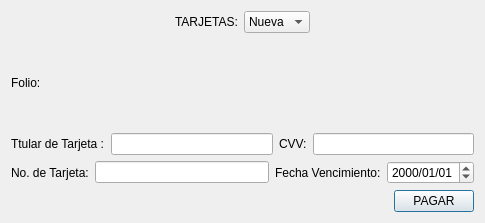
Qt form pagointervenciones.ui (Laloses/Hospital) before a commit.
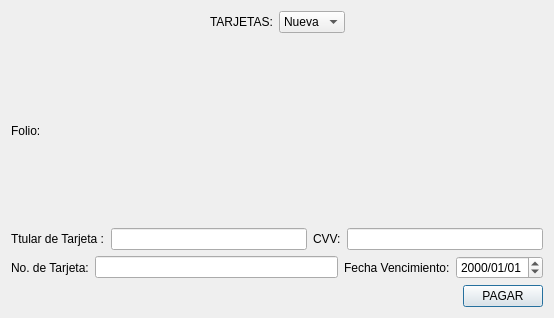
The same form after that commit.

The edit to the form file:
```diff
--- a/pagointervenciones.ui
+++ b/pagointervenciones.ui
@@ -6,15 +6,15 @@
    <rect>
     <x>0</x>
     <y>0</y>
-    <width>485</width>
-    <height>223</height>
+    <width>554</width>
+    <height>318</height>
    </rect>
   </property>
   <property name="windowTitle">
    <string>Dialog</string>
   </property>
-  <layout class="QGridLayout" name="gridLayout_6">
-   <item row="0" column="0">
+  <layout class="QVBoxLayout" name="verticalLayout">
+   <item>
     <layout class="QGridLayout" name="gridLayout">
      <item row="0" column="1">
       <widget class="QLabel" name="label">
@@ -60,31 +60,7 @@
      </item>
     </layout>
    </item>
-   <item row="2" column="0">
-    <layout class="QHBoxLayout" name="horizontalLayout">
-     <item>
-      <spacer name="horizontalSpacer_3">
-       <property name="orientation">
-        <enum>Qt::Horizontal</enum>
-       </property>
-       <property name="sizeHint" stdset="0">
-        <size>
-         <width>40</width>
-         <height>20</height>
-        </size>
-       </property>
-      </spacer>
-     </item>
-     <item>
-      <widget class="QPushButton" name="pushButton_PI">
-       <property name="text">
-        <string>PAGAR</string>
-       </property>
-      </widget>
-     </item>
-    </layout>
-   </item>
-   <item row="1" column="0">
+   <item>
     <layout class="QGridLayout" name="gridLayout_5">
      <item row="0" column="0">
       <layout class="QGridLayout" name="gridLayout_2">
@@ -170,6 +146,30 @@
      </item>
     </layout>
    </item>
+   <item>
+    <layout class="QHBoxLayout" name="horizontalLayout">
+     <item>
+      <spacer name="horizontalSpacer_3">
+       <property name="orientation">
+        <enum>Qt::Horizontal</enum>
+       </property>
+       <property name="sizeHint" stdset="0">
+        <size>
+         <width>40</width>
+         <height>20</height>
+        </size>
+       </property>
+      </spacer>
+     </item>
+     <item>
+      <widget class="QPushButton" name="pushButton_PI">
+       <property name="text">
+        <string>PAGAR</string>
+       </property>
+      </widget>
+     </item>
+    </layout>
+   </item>
   </layout>
  </widget>
  <resources/>
```
Left out of the diff: 76 changed lines with no effect on the pictures.
